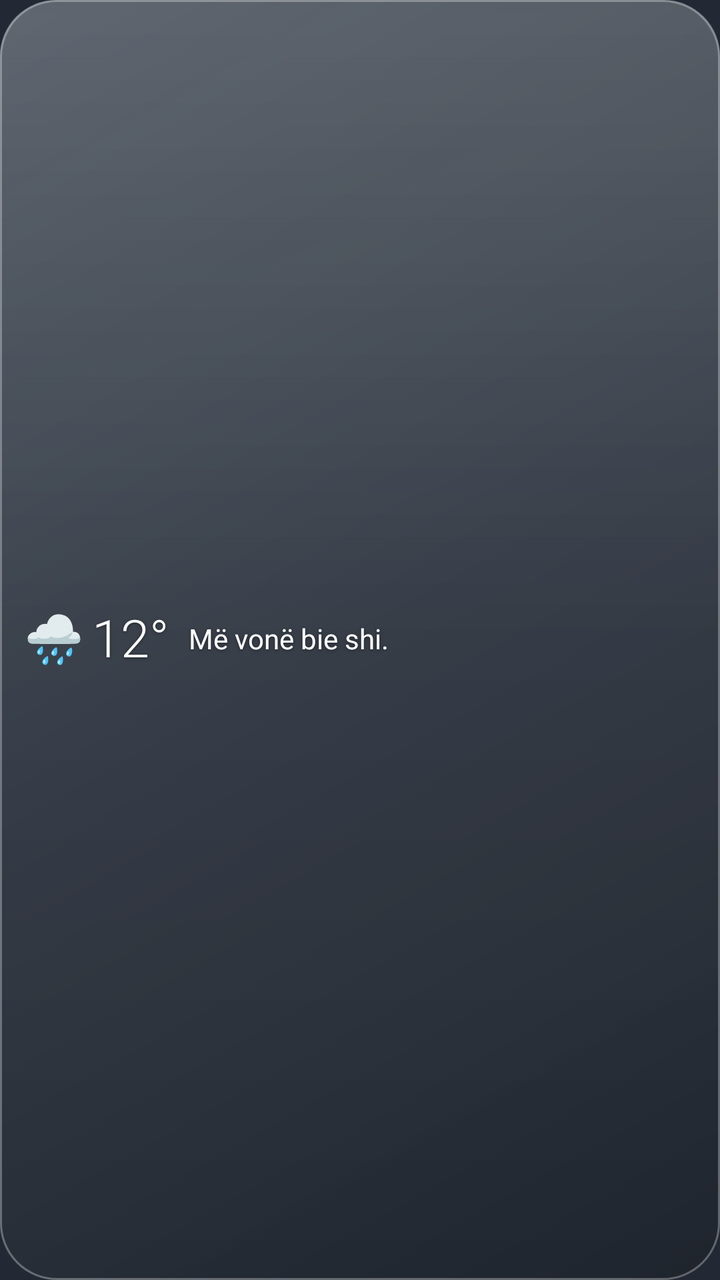
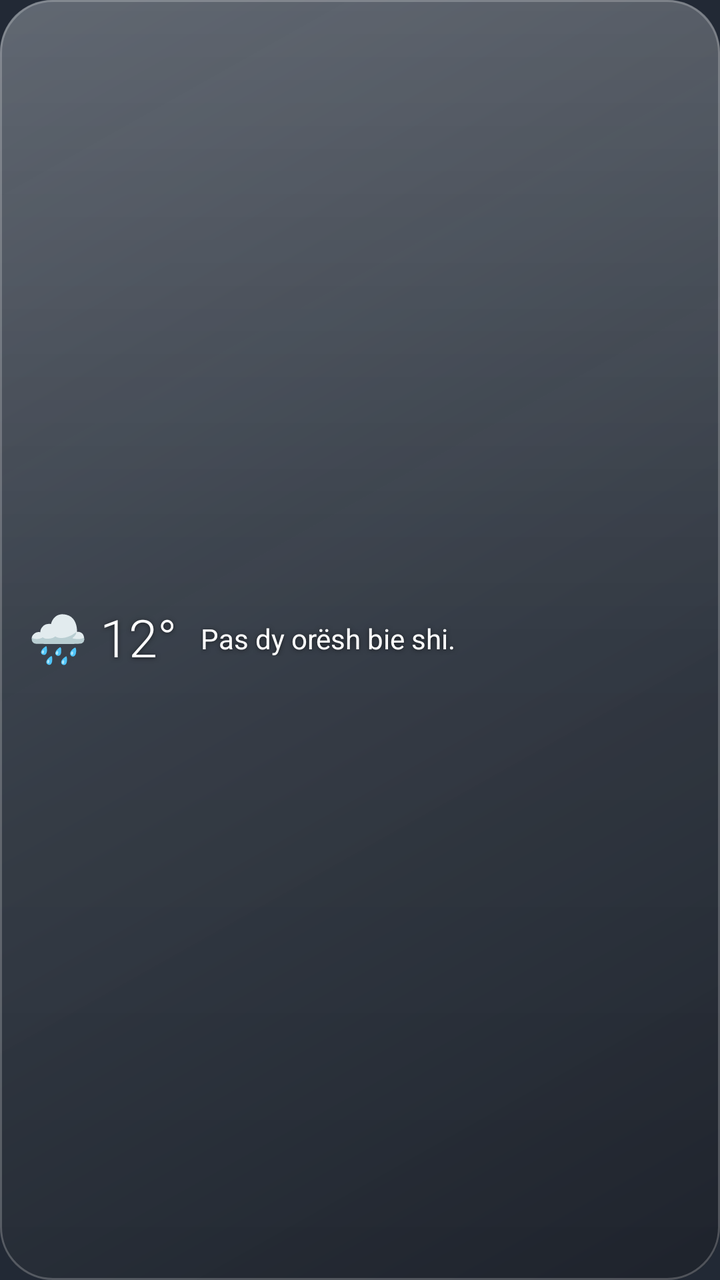

Screens rendered from an Android XML layout before and after an edit, with the pre-edit source and the edit as a unified diff.
<!-- AndroidManifest.xml: application theme Theme.Moti -->
<!-- res/layout/widget_small.xml -->
<?xml version="1.0" encoding="utf-8"?>
<FrameLayout xmlns:android="http://schemas.android.com/apk/res/android"
    android:id="@android:id/background"
    android:layout_width="match_parent"
    android:layout_height="match_parent">

    <ImageView
        android:id="@+id/glass"
        android:layout_width="match_parent"
        android:layout_height="match_parent"
        android:importantForAccessibility="no"
        android:scaleType="fitXY"
        android:src="@drawable/glass_bg" />

    <LinearLayout
        android:layout_width="match_parent"
        android:layout_height="match_parent"
        android:gravity="center_vertical"
        android:orientation="horizontal"
        android:paddingStart="12dp"
        android:paddingEnd="12dp">

        <TextView
            android:id="@+id/tv_icon"
            style="@style/W.Icon"
            android:layout_marginStart="0dp"
            android:textSize="24sp"
            android:text="🌧️" />

        <TextView
            android:id="@+id/tv_temp"
            style="@style/W.TempS"
            android:layout_marginStart="4dp"
            android:text="12°" />

        <TextView
            android:id="@+id/tv_headline"
            style="@style/W.Headline"
            android:layout_width="0dp"
            android:layout_weight="1"
            android:layout_marginStart="10dp"
            android:textSize="14sp"
            android:text="Më vonë bie shi." />
    </LinearLayout>
</FrameLayout>
<!-- resources referenced by this layout -->
<resources>
  <!-- drawable glass_bg (drawable) -->
  <?xml version="1.0" encoding="utf-8"?>
  <layer-list xmlns:android="http://schemas.android.com/apk/res/android">
      <item>
          <shape android:shape="rectangle">
              <corners android:radius="@dimen/widget_radius" />
              <gradient
                  android:angle="315"
                  android:centerColor="#B3353C46"
                  android:endColor="#BF1D222A"
                  android:startColor="#C24F5863"
                  android:type="linear" />
          </shape>
      </item>
      <item>
          <shape android:shape="rectangle">
              <corners android:radius="@dimen/widget_radius" />
              <gradient
                  android:angle="270"
                  android:centerColor="#08FFFFFF"
                  android:endColor="#00FFFFFF"
                  android:startColor="#24FFFFFF"
                  android:type="linear" />
          </shape>
      </item>
      <item>
          <shape android:shape="rectangle">
              <corners android:radius="@dimen/widget_radius" />
              <stroke
                  android:width="1dp"
                  android:color="#4DFFFFFF" />
          </shape>
      </item>
  </layer-list>
  <style name="W.Headline">
          <item name="android:layout_width">match_parent</item>
          <item name="android:textSize">25sp</item>
          <item name="android:maxLines">2</item>
      </style>
  <style name="W.Icon">
          <item name="android:textSize">34sp</item>
          <item name="android:layout_marginStart">8dp</item>
          <item name="android:shadowRadius">0</item>
      </style>
  <style name="W.TempS">
          <item name="android:textSize">26sp</item>
          <item name="android:fontFamily">sans-serif-light</item>
      </style>
  <style name="Theme.Moti" parent="@android:style/Theme.Material.NoActionBar">
          <item name="android:windowShowWallpaper">true</item>
          <item name="android:windowBackground">@color/window_fallback</item>
          <item name="android:colorAccent">@color/accent</item>
          <item name="android:colorControlActivated">@color/accent</item>
          <item name="android:textColorPrimary">@color/text</item>
          <item name="android:textColorHint">@color/text3</item>
          <item name="android:statusBarColor">@android:color/transparent</item>
          <item name="android:navigationBarColor">@android:color/transparent</item>
          <item name="android:windowLightStatusBar">false</item>
      </style>
  <dimen name="widget_radius">24dp</dimen>
  <color name="window_fallback">#E60B1220</color>
  <color name="accent">#FF9CC4FF</color>
  <color name="text">#FFFFFFFF</color>
  <color name="text3">#A6FFFFFF</color>
</resources>

<!-- the commit's change to res/layout/widget_small.xml (unified diff, before → after) -->
@@ -1,6 +1,6 @@
 <?xml version="1.0" encoding="utf-8"?>
 <FrameLayout xmlns:android="http://schemas.android.com/apk/res/android"
-    android:id="@android:id/background"
+    android:id="@+id/root"
     android:layout_width="match_parent"
     android:layout_height="match_parent">
 
@@ -10,15 +10,15 @@
         android:layout_height="match_parent"
         android:importantForAccessibility="no"
         android:scaleType="fitXY"
-        android:src="@drawable/glass_bg" />
+        android:src="@drawable/glass_m" />
 
     <LinearLayout
         android:layout_width="match_parent"
         android:layout_height="match_parent"
         android:gravity="center_vertical"
         android:orientation="horizontal"
-        android:paddingStart="12dp"
-        android:paddingEnd="12dp">
+        android:paddingStart="14dp"
+        android:paddingEnd="14dp">
 
         <TextView
             android:id="@+id/tv_icon"
@@ -30,7 +30,7 @@
         <TextView
             android:id="@+id/tv_temp"
             style="@style/W.TempS"
-            android:layout_marginStart="4dp"
+            android:layout_marginStart="6dp"
             android:text="12°" />
 
         <TextView
@@ -38,8 +38,8 @@
             style="@style/W.Headline"
             android:layout_width="0dp"
             android:layout_weight="1"
-            android:layout_marginStart="10dp"
+            android:layout_marginStart="12dp"
             android:textSize="14sp"
-            android:text="Më vonë bie shi." />
+            android:text="Pas dy orësh bie shi." />
     </LinearLayout>
 </FrameLayout>
<!-- resource entries referenced after the edit -->
@@ -1,42 +1,42 @@
 <!-- resources referenced by this layout -->
 <resources>
-  <!-- drawable glass_bg (drawable) -->
+  <!-- drawable glass_m (drawable) -->
   <?xml version="1.0" encoding="utf-8"?>
   <layer-list xmlns:android="http://schemas.android.com/apk/res/android">
       <item>
           <shape android:shape="rectangle">
-              <corners android:radius="@dimen/widget_radius" />
+              <corners android:radius="26dp" />
               <gradient
                   android:angle="315"
-                  android:centerColor="#B3353C46"
-                  android:endColor="#BF1D222A"
-                  android:startColor="#C24F5863"
+                  android:centerColor="#B8363D47"
+                  android:endColor="#C21C2129"
+                  android:startColor="#C7525B66"
                   android:type="linear" />
           </shape>
       </item>
       <item>
           <shape android:shape="rectangle">
-              <corners android:radius="@dimen/widget_radius" />
+              <corners android:radius="26dp" />
               <gradient
                   android:angle="270"
-                  android:centerColor="#08FFFFFF"
+                  android:centerColor="#06FFFFFF"
                   android:endColor="#00FFFFFF"
-                  android:startColor="#24FFFFFF"
+                  android:startColor="#22FFFFFF"
                   android:type="linear" />
           </shape>
       </item>
       <item>
           <shape android:shape="rectangle">
-              <corners android:radius="@dimen/widget_radius" />
+              <corners android:radius="26dp" />
               <stroke
                   android:width="1dp"
-                  android:color="#4DFFFFFF" />
+                  android:color="#38FFFFFF" />
           </shape>
       </item>
   </layer-list>
   <style name="W.Headline">
           <item name="android:layout_width">match_parent</item>
-          <item name="android:textSize">25sp</item>
+          <item name="android:textSize">24sp</item>
           <item name="android:maxLines">2</item>
       </style>
   <style name="W.Icon">
@@ -59,7 +59,6 @@
           <item name="android:navigationBarColor">@android:color/transparent</item>
           <item name="android:windowLightStatusBar">false</item>
       </style>
-  <dimen name="widget_radius">24dp</dimen>
   <color name="window_fallback">#E60B1220</color>
   <color name="accent">#FF9CC4FF</color>
   <color name="text">#FFFFFFFF</color>
